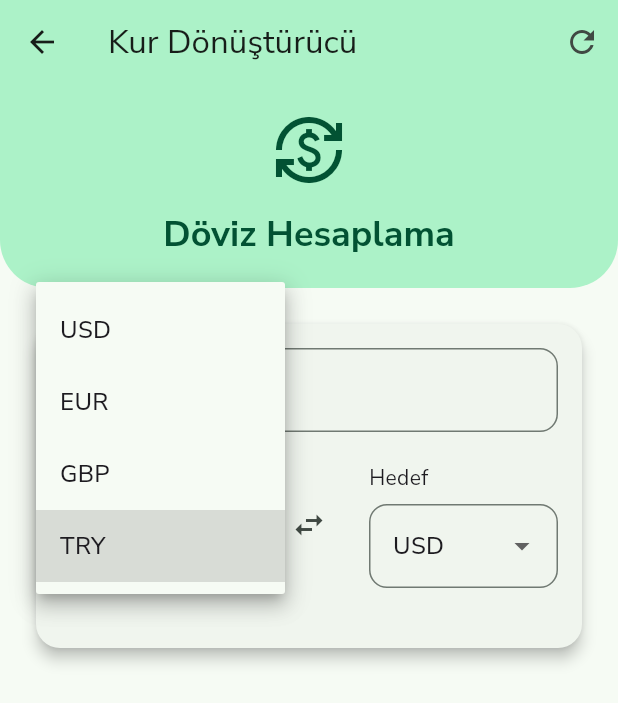
After one commit to iboOzturk/kurtakip, a Flutter app: the CurrencyConverterScreen screen opened directly, after a tap on the "swap horiz" icon, after a tap on "TRY", on a phone screen of 412 x 824 dp. The commit adds this screen. Shown: the top 703 px of the screen. Run offline on Flutter 3.47's test engine with Material 3 defaults, Android fonts, the phone set to English and light mode, and no system bars; our stand-ins replace get, google_fonts, package_info_plus, shared_preferences; accounts and stored records are empty; network calls fail.

Commit message:
kur donusturme ve ui duzenlemeleri eklendi

```diff
--- a/lib/controllers/portfolio_controller.dart
+++ b/lib/controllers/portfolio_controller.dart
@@ -11,6 +11,13 @@ class PortfolioController extends GetxController {
   void onInit() {
     super.onInit();
     updateRates();
+  }
+
+  String formatNumber(double number) {
+    List<String> parts = number.toStringAsFixed(2).split('.');
+    parts[0] = parts[0].replaceAllMapped(
+        RegExp(r'(\d)(?=(\d{3})+(?!\d))'), (Match match) => '${match[1]}.');
+    return '${parts[0]},${parts[1]}';
   }
 
   void addCurrency(Currency currency) {
--- a/lib/screens/add_currency_screen.dart
+++ b/lib/screens/add_currency_screen.dart
@@ -59,6 +59,7 @@ class _AddCurrencyScreenState extends State<AddCurrencyScreen> {
   Widget build(BuildContext context) {
     return Scaffold(
       appBar: AppBar(
+        backgroundColor: Theme.of(context).colorScheme.primaryContainer,
         title: const Text('Döviz Ekle'),
         elevation: 0,
       ),
--- /dev/null
+++ b/lib/screens/currency_converter_screen.dart
@@ -0,0 +1,270 @@
+import 'package:flutter/material.dart';
+import 'package:flutter/services.dart';
+import '../services/currency_converter_service.dart';
+
+class CurrencyConverterScreen extends StatefulWidget {
+  const CurrencyConverterScreen({super.key});
+
+  @override
+  State<CurrencyConverterScreen> createState() => _CurrencyConverterScreenState();
+}
+
+class _CurrencyConverterScreenState extends State<CurrencyConverterScreen> {
+  final _amountController = TextEditingController();
+  final _currencyService = CurrencyConverterService();
+  String _fromCurrency = 'USD';
+  String _toCurrency = 'TRY';
+  double? _result;
+  bool _isLoading = false;
+  Map<String, double> _rates = {};
+
+  final Map<String, String> _currencyCodes = {
+    'USD': 'Amerikan Doları',
+    'EUR': 'Euro',
+    'GBP': 'İngiliz Sterlini',
+    'TRY': 'Türk Lirası',
+  };
+
+  @override
+  void initState() {
+    super.initState();
+    _loadRates();
+  }
+
+  Future<void> _loadRates() async {
+    setState(() {
+      _isLoading = true;
+    });
+
+    try {
+      _rates = await _currencyService.getAllRates();
+      if (_amountController.text.isNotEmpty) {
+        _convertCurrency();
+      }
+    } catch (e) {
+      if (mounted) {
+        ScaffoldMessenger.of(context).showSnackBar(
+          SnackBar(content: Text('Hata: $e')),
+        );
+      }
+    } finally {
+      setState(() {
+        _isLoading = false;
+      });
+    }
+  }
+
+  void _convertCurrency() {
+    if (_amountController.text.isEmpty) return;
+
+    final amount = double.tryParse(_amountController.text) ?? 0;
+    final fromRate = _rates[_fromCurrency] ?? 0;
+    final toRate = _rates[_toCurrency] ?? 0;
+
+    setState(() {
+      _result = _currencyService.convert(amount, fromRate, toRate);
+    });
+  }
+
+  @override
+  Widget build(BuildContext context) {
+    return Scaffold(
+      appBar: AppBar(
+        backgroundColor: Theme.of(context).colorScheme.primaryContainer,
+        title: const Text('Kur Dönüştürücü'),
+        actions: [
+          IconButton(
+            icon: const Icon(Icons.refresh),
+            onPressed: _loadRates,
+          ),
+        ],
+      ),
+      body: SingleChildScrollView(
+        child: Column(
+          children: [
+            Container(
+              width: double.infinity,
+              decoration: BoxDecoration(
+                color: Theme.of(context).colorScheme.primaryContainer,
+                borderRadius: const BorderRadius.only(
+                  bottomLeft: Radius.circular(32),
+                  bottomRight: Radius.circular(32),
+                ),
+              ),
+              padding: const EdgeInsets.all(20),
+              child: Column(
+                children: [
+                  Icon(
+                    Icons.currency_exchange,
+                    size: 48,
+                    color: Theme.of(context).colorScheme.onPrimaryContainer,
+                  ),
+                  const SizedBox(height: 16),
+                  Text(
+                    'Döviz Hesaplama',
+                    style: Theme.of(context).textTheme.headlineSmall?.copyWith(
+                          color: Theme.of(context).colorScheme.onPrimaryContainer,
+                          fontWeight: FontWeight.bold,
+                        ),
+                  ),
+                ],
+              ),
+            ),
+            Padding(
+              padding: const EdgeInsets.all(20),
+              child: Card(
+                elevation: 4,
+                shape: RoundedRectangleBorder(
+                  borderRadius: BorderRadius.circular(16),
+                ),
+                child: Padding(
+                  padding: const EdgeInsets.all(16),
+                  child: Column(
+                    children: [
+                      TextFormField(
+                        controller: _amountController,
+                        decoration: InputDecoration(
+                          hintText: "Miktarı giriniz",
+                          labelText: 'Miktar',
+                          border: OutlineInputBorder(
+                            borderRadius: BorderRadius.circular(12),
+                          ),
+                          prefixIcon: const Icon(Icons.calculate),
+                        ),
+                        keyboardType: TextInputType.number,
+                        inputFormatters: [
+                          FilteringTextInputFormatter.allow(RegExp(r'^\d*\.?\d*')),
+                        ],
+                        onChanged: (_) => _convertCurrency(),
+                      ),
+                      const SizedBox(height: 20),
+                      Row(
+                        children: [
+                          Expanded(
+                            child: Column(
+                              crossAxisAlignment: CrossAxisAlignment.start,
+                              children: [
+                                const Text('Kaynak'),
+                                const SizedBox(height: 8),
+                                DropdownButtonFormField<String>(
+                                  value: _fromCurrency,
+                                  decoration: InputDecoration(
+                                    border: OutlineInputBorder(
+                                      borderRadius: BorderRadius.circular(12),
+                                    ),
+                                  ),
+                                  items: _currencyCodes.entries.map((entry) {
+                                    return DropdownMenuItem(
+                                      value: entry.key,
+                                      child: Text(entry.key),
+                                    );
+                                  }).toList(),
+                                  onChanged: (value) {
+                                    setState(() {
+                                      _fromCurrency = value!;
+                                      _convertCurrency();
+                                    });
+                                  },
+                                ),
+                              ],
+                            ),
+                          ),
+                          Padding(
+                            padding: const EdgeInsets.symmetric(horizontal: 16),
+                            child: IconButton(
+                              icon: const Icon(Icons.swap_horiz),
+                              onPressed: () {
+                                setState(() {
+                                  final temp = _fromCurrency;
+                                  _fromCurrency = _toCurrency;
+                                  _toCurrency = temp;
+                                  _convertCurrency();
+                                });
+                              },
+                            ),
+                          ),
+                          Expanded(
+                            child: Column(
+                              crossAxisAlignment: CrossAxisAlignment.start,
+                              children: [
+                                const Text('Hedef'),
+                                const SizedBox(height: 8),
+                                DropdownButtonFormField<String>(
+                                  value: _toCurrency,
+                                  decoration: InputDecoration(
+                                    border: OutlineInputBorder(
+                                      borderRadius: BorderRadius.circular(12),
+                                    ),
+                                  ),
+                                  items: _currencyCodes.entries.map((entry) {
+                                    return DropdownMenuItem(
+                                      value: entry.key,
+                                      child: Text(entry.key),
+                                    );
+                                  }).toList(),
+                                  onChanged: (value) {
+                                    setState(() {
+                                      _toCurrency = value!;
+                                      _convertCurrency();
+                                    });
+                                  },
+                                ),
+                              ],
+                            ),
+                          ),
+                        ],
+                      ),
+                      const SizedBox(height: 24),
+                      if (_isLoading)
+                        const CircularProgressIndicator()
+                      else if (_result != null)
+                        Container(
+                          padding: const EdgeInsets.all(16),
+                          decoration: BoxDecoration(
+                            color: Theme.of(context).colorScheme.primaryContainer.withOpacity(0.3),
+                            borderRadius: BorderRadius.circular(12),
+                          ),
+                          child: Column(
+                            children: [
+                              Text(
+                                'Sonuç',
+                                style: Theme.of(context).textTheme.titleMedium,
+                              ),
+                              const SizedBox(height: 8),
+                              Text(
+                                '${_amountController.text} $_fromCurrency = ${_result!.toStringAsFixed(2)} $_toCurrency',
+                                style: Theme.of(context).textTheme.titleLarge?.copyWith(
+                                      color: Theme.of(context).colorScheme.primary,
+                                      fontWeight: FontWeight.bold,
+                                    ),
+                              ),
+                              if (_rates.isNotEmpty)
+                                Padding(
+                                  padding: const EdgeInsets.only(top: 8),
+                                  child: Text(
+                                    '1 $_fromCurrency = ${(_rates[_fromCurrency]! / _rates[_toCurrency]!).toStringAsFixed(4)} $_toCurrency',
+                                    style: Theme.of(context).textTheme.bodyMedium?.copyWith(
+                                          color: Colors.grey[600],
+                                        ),
+                                  ),
+                                ),
+                            ],
+                          ),
+                        ),
+                    ],
+                  ),
+                ),
+              ),
+            ),
+          ],
+        ),
+      ),
+    );
+  }
+
+  @override
+  void dispose() {
+    _amountController.dispose();
+    super.dispose();
+  }
+}
--- a/lib/screens/live_rates_screen.dart
+++ b/lib/screens/live_rates_screen.dart
@@ -2,6 +2,7 @@ import 'package:flutter/material.dart';
 import 'package:google_fonts/google_fonts.dart';
 import '../services/currency_service.dart';
 import '../widgets/custom_refresh_indicator.dart';
+import 'currency_converter_screen.dart';
 
 class LiveRatesScreen extends StatefulWidget {
   const LiveRatesScreen({super.key});
@@ -105,6 +106,17 @@ class _LiveRatesScreenState extends State<LiveRatesScreen> with SingleTickerProv
                 ),
               ),
               actions: [
+                IconButton(
+                  icon: const Icon(Icons.calculate,color: Colors.white),
+                  onPressed: () {
+                    Navigator.push(
+                      context,
+                      MaterialPageRoute(
+                        builder: (context) => const CurrencyConverterScreen(),
+                      ),
+                    );
+                  },
+                ),
                 IconButton(
                   icon: const Icon(Icons.refresh),
                   onPressed: _fetchRates,
--- a/lib/screens/portfolio_screen.dart
+++ b/lib/screens/portfolio_screen.dart
@@ -56,12 +56,12 @@ class PortfolioScreen extends StatelessWidget {
                       ),
                       const SizedBox(height: 8),
                       Obx(() => Text(
-                            '${controller.totalValue.toStringAsFixed(2)} ₺',
-                            style: Theme.of(context).textTheme.headlineMedium?.copyWith(
-                                  color: Colors.white,
-                                  fontWeight: FontWeight.bold,
-                                ),
-                          )),
+                        '${controller.formatNumber(controller.totalValue.value)} ₺',
+                        style: Theme.of(context).textTheme.headlineMedium?.copyWith(
+                          color: Colors.white,
+                          fontWeight: FontWeight.bold,
+                        ),
+                      )),
                     ],
                   ),
                 ),
--- a/lib/screens/settings_screen.dart
+++ b/lib/screens/settings_screen.dart
@@ -96,13 +96,7 @@ class _SettingsScreenState extends State<SettingsScreen> {
               // Kullanım koşulları sayfasını aç
             },
           ),
-          ListTile(
-            leading: const Icon(Icons.code),
-            title: const Text('Açık Kaynak Lisansları'),
-            onTap: () {
-              showLicensePage(context: context);
-            },
-          ),
+
         ],
       ),
     );
--- /dev/null
+++ b/lib/services/currency_converter_service.dart
@@ -0,0 +1,36 @@
+import 'package:http/http.dart' as http;
+import 'dart:convert';
+
+class CurrencyConverterService {
+  static const String apiUrl = 'https://canlipiyasalar.haremaltin.com/tmp/altin.json?dil_kodu=tr';
+
+  Future<Map<String, double>> getAllRates() async {
+    try {
+      final response = await http.get(Uri.parse(apiUrl));
+      if (response.statusCode == 200) {
+        final data = json.decode(response.body);
+        final rates = data['data'] as Map<String, dynamic>;
+        Map<String, double> result = {};
+
+        result['TRY'] = 1.0;
+
+        rates.forEach((key, value) {
+          if (key.endsWith('TRY')) {
+            String currency = key.substring(0, key.length - 3);
+            result[currency] = double.tryParse(value['satis'].toString()) ?? 0.0;
+          }
+        });
+
+        return result;
+      }
+      throw Exception('Failed to load rates');
+    } catch (e) {
+      throw Exception('Failed to load rates: $e');
+    }
+  }
+
+  double convert(double amount, double fromRate, double toRate) {
+    if (toRate == 0) return 0;
+    return amount * (fromRate / toRate);
+  }
+}
--- a/lib/widgets/currency_list_item.dart
+++ b/lib/widgets/currency_list_item.dart
@@ -68,7 +68,7 @@ class CurrencyListItem extends StatelessWidget {
                     child: Text(
                       '${currency.amount} ${currency.code}',
                       style: TextStyle(
-                        color: Theme.of(context).primaryColor,
+                        color: Theme.of(context).colorScheme.primary,
                         fontWeight: FontWeight.bold,
                       ),
                     ),
@@ -92,7 +92,7 @@ class CurrencyListItem extends StatelessWidget {
                       Text(
                         '${currency.initialRate.toStringAsFixed(4)} ₺',
                         style: Theme.of(context).textTheme.titleMedium?.copyWith(
-                              color: Colors.grey[800],
+                              color: Theme.of(context).colorScheme.secondary,
                               fontWeight: FontWeight.bold,
                             ),
                       ),
```
